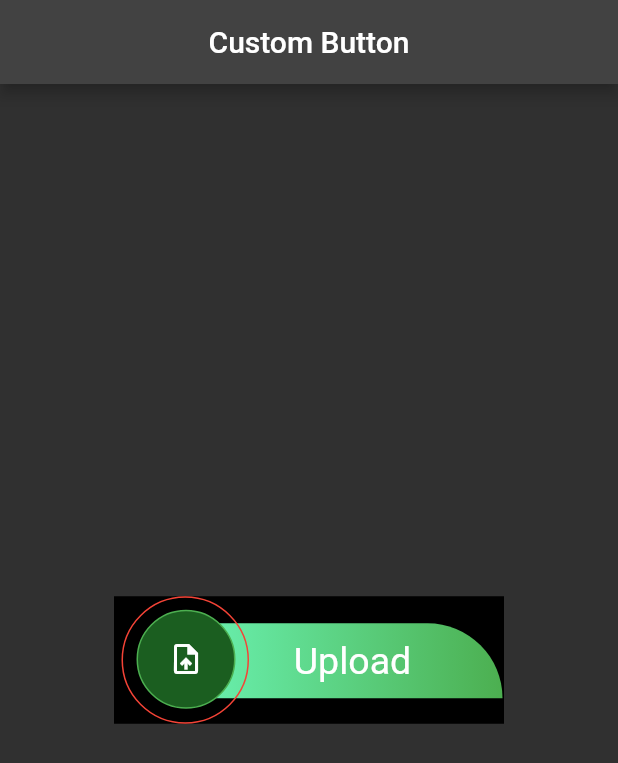
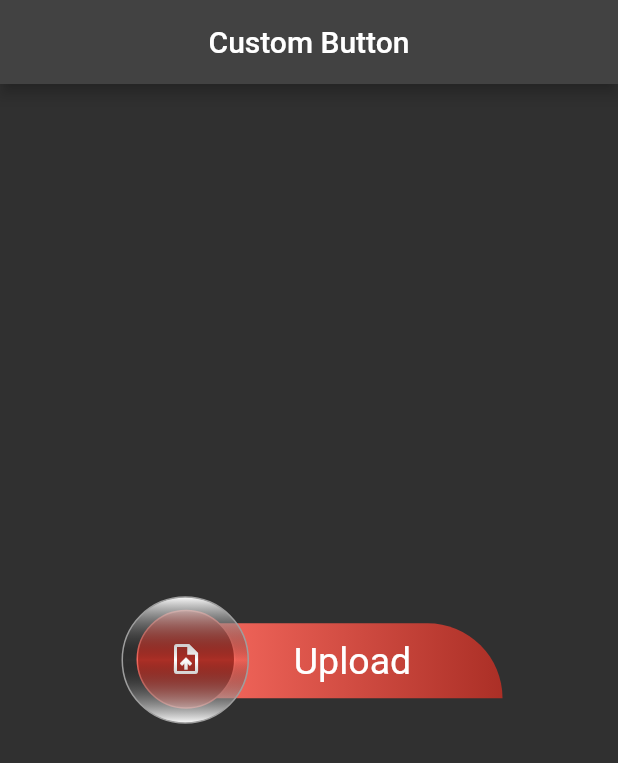
Before and after one commit to DoomHopes/custom_button, a Flutter app: the screen it shows after launch, on a phone screen of 412 x 824 dp. Shown: the top 763 px of the screen. Run offline on Flutter 3.47's test engine with Material 2 defaults, Android fonts, the phone set to English and light mode, and no system bars.

Commit message:
some change

```diff
--- a/lib/custom_button.dart
+++ b/lib/custom_button.dart
@@ -3,23 +3,37 @@ import 'package:flutter/material.dart';
 class CustomButton extends StatelessWidget {
   final String text;
   final Icon icon;
+  final Color color;
 
   const CustomButton({
     Key? key,
     required this.text,
     required this.icon,
+    required this.color,
   }) : super(key: key);
+
+  Color darken(Color c, [int percent = 30]) {
+    assert(1 <= percent && percent <= 100);
+    var f = 1 - percent / 100;
+    return Color.fromARGB(c.alpha, (c.red * f).round(), (c.green * f).round(),
+        (c.blue * f).round());
+  }
+
+  Color brighten(Color c, [int percent = 20]) {
+    assert(1 <= percent && percent <= 100);
+    var p = percent / 100;
+    return Color.fromARGB(
+        c.alpha,
+        c.red + ((255 - c.red) * p).round(),
+        c.green + ((255 - c.green) * p).round(),
+        c.blue + ((255 - c.blue) * p).round());
+  }
 
   @override
   Widget build(BuildContext context) {
-    return Container(
+    return SizedBox(
       width: 260,
       height: 85,
-      color: Colors.black,
-      child: InkWell(
-        onTap: () {
-          // todo
-        },
       child: Stack(
         children: <Widget>[
           Positioned(
@@ -34,27 +48,15 @@ class CustomButton extends StatelessWidget {
                   style: const TextStyle(fontSize: 25),
                 ),
               ),
-                decoration: const BoxDecoration(
+              decoration: BoxDecoration(
                 gradient: LinearGradient(
                   colors: [
-                      Colors.greenAccent,
-                      Colors.green,
+                    brighten(color),
+                    darken(color),
                   ],
                 ),
                 borderRadius:
-                      BorderRadius.only(topRight: Radius.circular(90)),
-                ),
-              ),
-            ),
-            Positioned(
-              left: 5,
-              child: Container(
-                height: 85,
-                width: 85,
-                decoration: BoxDecoration(
-                  shape: BoxShape.circle,
-                  color: Colors.transparent,
-                  border: Border.all(color: Colors.red),
+                    const BorderRadius.only(topRight: Radius.circular(90)),
               ),
             ),
           ),
@@ -67,14 +69,34 @@ class CustomButton extends StatelessWidget {
               child: icon,
               decoration: BoxDecoration(
                 shape: BoxShape.circle,
-                  border: Border.all(color: Colors.green),
-                  color: Colors.green[900],
+                border: Border.all(color: brighten(color)),
+                color: darken(color),
+              ),
+            ),
+          ),
+          Positioned(
+            left: 5,
+            child: Container(
+              height: 85,
+              width: 85,
+              decoration: BoxDecoration(
+                shape: BoxShape.circle,
+                border: Border.all(color: Colors.grey),
+                gradient: const LinearGradient(
+                  begin: Alignment.topCenter,
+                  end: Alignment.bottomCenter,
+                  tileMode: TileMode.mirror,
+                  colors: [
+                    Colors.white,
+                    Colors.transparent,
+                    Colors.white,
+                  ],
+                ),
               ),
             ),
           ),
         ],
       ),
-      ),
     );
   }
 }
--- a/lib/main.dart
+++ b/lib/main.dart
@@ -23,6 +23,7 @@ class MyApp extends StatelessWidget {
           child: CustomButton(
             text: 'Upload',
             icon: Icon(Icons.upload_file),
+            color: Colors.red,
           ),
         ),
       ),
```
Lines whose indentation alone changed are shown as unchanged.
